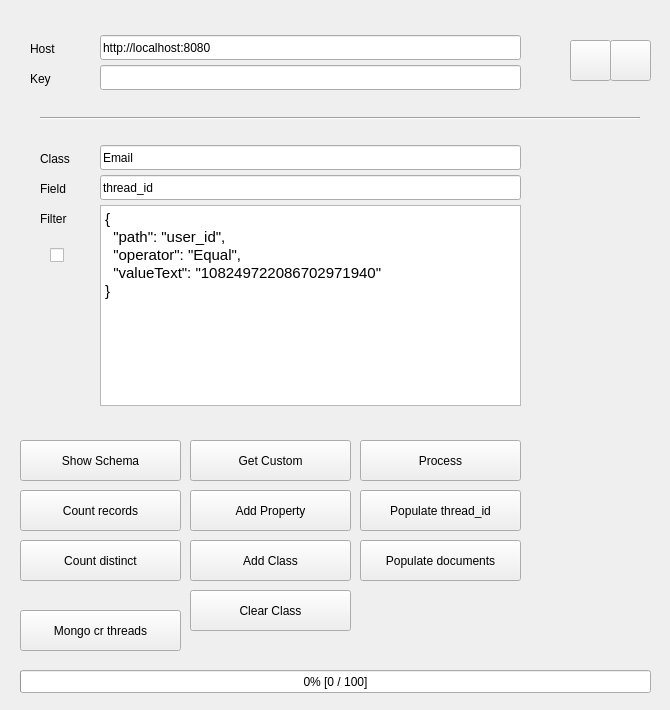
weaviate-git-bot/qteaviatif, file src/ui/main_window.ui: the form before one commit.
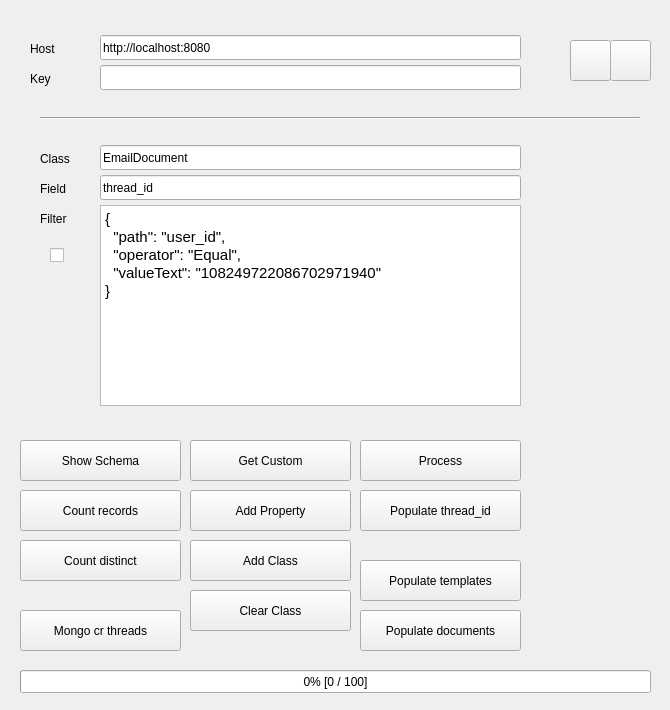
The form after the commit. Icons and pictures are not drawn.

Commit message: split and upload templates

Patch:
```diff
--- a/src/ui/main_window.ui
+++ b/src/ui/main_window.ui
@@ -104,7 +104,7 @@
     </rect>
    </property>
    <property name="text">
-    <string>Email</string>
+    <string>EmailDocument</string>
    </property>
   </widget>
   <widget class="QPushButton" name="pushButton_count">
@@ -372,7 +372,7 @@
    <property name="geometry">
     <rect>
      <x>360</x>
-     <y>540</y>
+     <y>610</y>
      <width>161</width>
      <height>41</height>
     </rect>
@@ -381,6 +381,19 @@
     <string>Populate documents</string>
    </property>
   </widget>
+  <widget class="QPushButton" name="pushButton_populate_templates">
+   <property name="geometry">
+    <rect>
+     <x>360</x>
+     <y>560</y>
+     <width>161</width>
+     <height>41</height>
+    </rect>
+   </property>
+   <property name="text">
+    <string>Populate templates</string>
+   </property>
+  </widget>
  </widget>
  <resources/>
  <connections/>
```
The commit also changes 2 other files.
